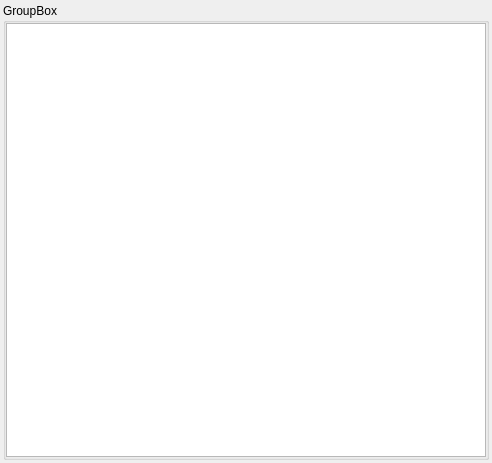
Old version of the form uis/tabview.ui in the repository mainster/WorktimeManager.
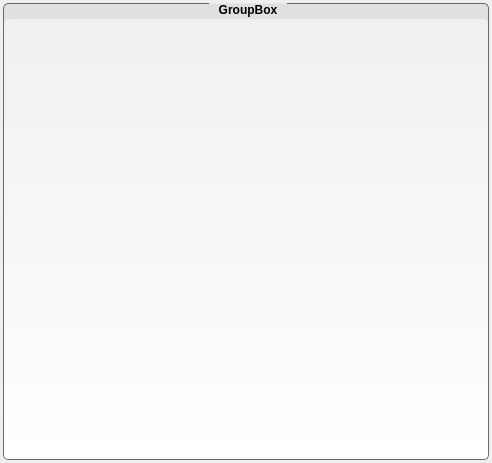
New version of the form. Icons and pictures are not drawn.

Diff of the .ui file:
```diff
--- a/uis/tabview.ui
+++ b/uis/tabview.ui
@@ -32,7 +32,63 @@
    <item>
     <widget class="QGroupBox" name="gb">
      <property name="styleSheet">
-      <string notr="true"/>
+      <string notr="true">QGroupBox{
+   	background-color: qlineargradient(x1: 0, y1: 0, x2: 0, y2: 1, stop: 0 #E0E0E0, stop: 1 #FFFFFF);
+   	border-radius: 5px;
+  	margin-top: 1ex; /* leave space at the top for the title */
+   	font: italic 9pt &quot;Arial&quot;;
+   	font-weight: bold;
+	border: 1px solid;    
+ 	border-color: rgb(105, 105, 105);
+   	color: black;
+}
+QGroupBox::title {
+   	subcontrol-origin: margin; /* margin boarder padding content */
+   	subcontrol-position: top center; /* position at the top center */
+   	top: 1.2ex;   
+  	padding: 0px 8px
+} 
+QGroupBox::title:hover {
+    color: rgba(235, 235, 235, 255);
+}
+ QTableView{
+	background-color: qlineargradient(x1: 0, y1: 0, x2: 0, y2: 1, stop: 0 #F0F0F0, stop: 1 #FFFFFF);
+	border: 0px solid gray;
+	border-radius: 5px;
+	margin-top: 15px; /* leave space at the top for the title */
+ }
+QTableView[select=false]{ background-color: qlineargradient(x1: 0, y1: 0, x2: 0, y2: 1, stop: 0 #F0F0F0, stop: 1 #FFFFFF); }
+QGroupBox[select=false]{ border-color: rgb(105, 105, 105); }
+
+QTableView[select=true]{ background-color: qlineargradient(x1: 0, y1: 0, x2: 0, y2: 1, stop: 0 #C0C0C0, stop: 1 #FFFFFF); }
+QGroupBox[select=true]{ border-color: rgb(0, 28, 170) }
+
+
+/* Customize Table header */
+ QHeaderView::section {
+     background-color: qlineargradient(x1:0, y1:0, x2:0, y2:1,
+                                       stop:    0 #616161, stop: 0.5 #505050,
+                                       stop: 0.6 #434343, stop:    1 #656565);
+     color: white;
+     padding-left: 4px;
+     padding-right: 4px;
+     padding-top: 2px;
+     padding-bottom: 2px;
+     border: 1px solid #6c6c6c;
+ }
+
+ QHeaderView::section:checked {
+     background-color: rgb(31, 94, 233);
+ }
+
+ /* style the sort indicator */
+QHeaderView::down-arrow {
+/*     image: url(:/images/down_arrow.png);*/
+ }
+
+ QHeaderView::up-arrow {
+/*     image: url(:/images/up_arrow.png);*/
+ }</string>
      </property>
      <property name="title">
       <string>GroupBox</string>
```
